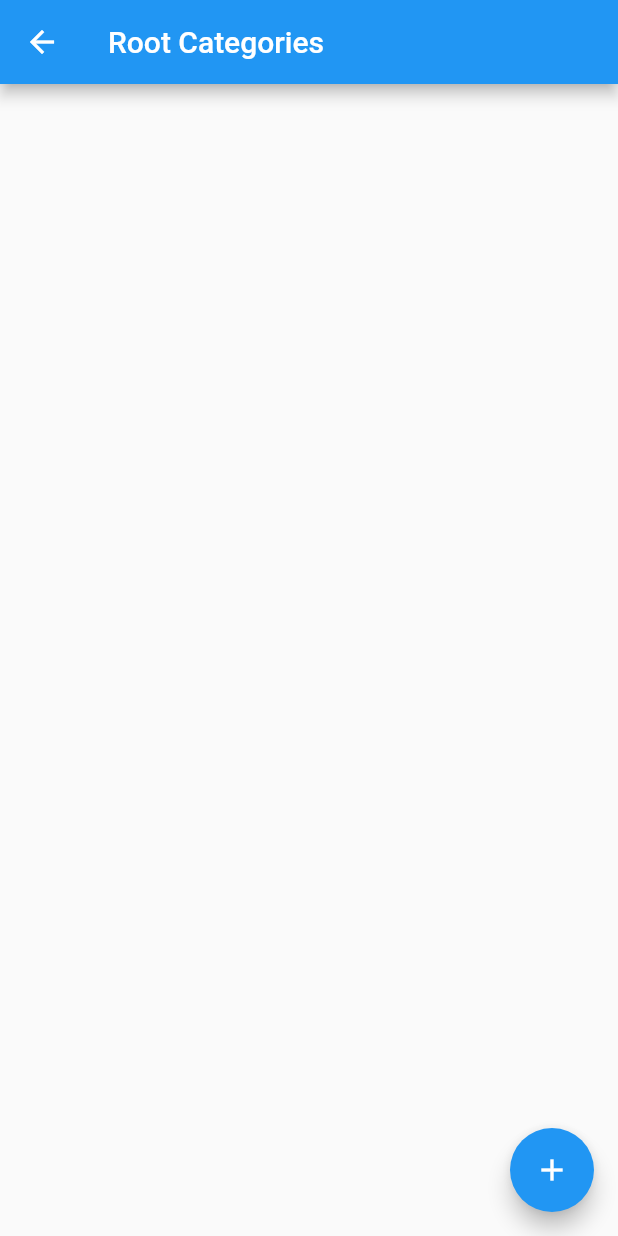
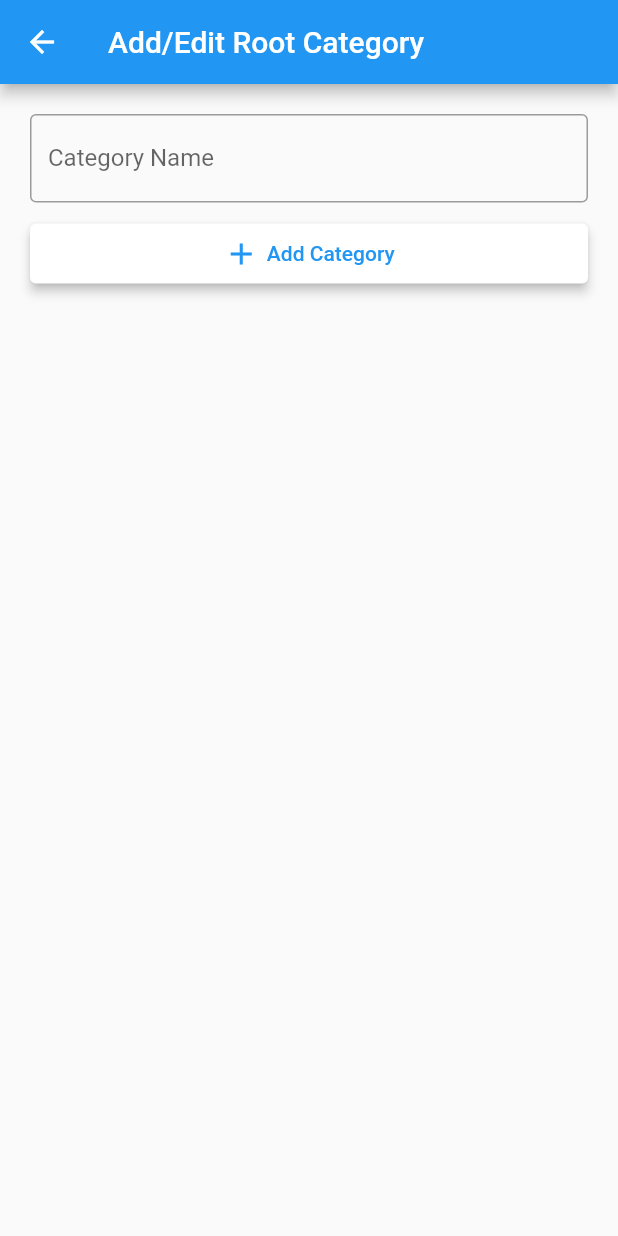
Before and after one commit to rangan-roy/online_shop, a Flutter app: the RootCategoryList screen opened by its route, after a tap on the "add" icon, on a phone screen of 412 x 824 dp. Run offline on Flutter 3.47's test engine with Material 2 defaults, Android fonts, the phone set to English and light mode, and no system bars; our stand-ins replace get.

Commit message:
added AddEditRootCategory page and two widgets

```diff
--- a/lib/main.dart
+++ b/lib/main.dart
@@ -1,5 +1,6 @@
 import 'package:flutter/material.dart';
 import 'package:get/get.dart';
+import 'package:online_shop/pages/category/add_edit_root_category.dart';
 import 'package:online_shop/pages/category/category_home.dart';
 import 'package:online_shop/pages/category/root_category_list.dart';
 import 'package:online_shop/pages/home/home.dart';
@@ -10,6 +11,15 @@ void main() {
 }
 
 class OnlineShop extends StatelessWidget {
+  @override
+  Widget build(BuildContext context) {
+    return GetMaterialApp(
+      debugShowCheckedModeBanner: false,
+      initialRoute: RouteNames.home,
+      getPages: getPages,
+    );
+  }
+
   final List<GetPage> getPages = <GetPage>[
     GetPage(
       name: RouteNames.home,
@@ -23,14 +33,9 @@ class OnlineShop extends StatelessWidget {
       name: RouteNames.rootCategoryList,
       page: () => RootCategoryList(),
     ),
+    GetPage(
+      name: RouteNames.addEditRootCategory,
+      page: () => AddEditRootCategory(),
+    )
   ];
-
-  @override
-  Widget build(BuildContext context) {
-    return GetMaterialApp(
-      debugShowCheckedModeBanner: false,
-      initialRoute: RouteNames.home,
-      getPages: getPages,
-    );
-  }
 }
--- /dev/null
+++ b/lib/pages/category/add_edit_root_category.dart
@@ -0,0 +1,30 @@
+import 'package:flutter/material.dart';
+import 'package:online_shop/styles/paddings.dart';
+import 'package:online_shop/widgets/button.dart';
+import 'package:online_shop/widgets/form_text_field.dart';
+import 'package:online_shop/widgets/vertical_box.dart';
+
+class AddEditRootCategory extends StatelessWidget {
+  @override
+  Widget build(BuildContext context) {
+    return Scaffold(
+      appBar: AppBar(
+        title: Text('Add/Edit Root Category'),
+      ),
+      body: ListView(
+        padding: Paddings.pagePadding,
+        children: <Widget>[
+          FormTextField(
+            label: 'Category Name',
+          ),
+          VerticalBox(10),
+          Button(
+            icon: Icons.add,
+            text: 'Add Category',
+            onPressed: () {},
+          ),
+        ],
+      ),
+    );
+  }
+}
--- a/lib/pages/category/root_category_list.dart
+++ b/lib/pages/category/root_category_list.dart
@@ -1,4 +1,6 @@
 import 'package:flutter/material.dart';
+import 'package:get/get.dart';
+import 'package:online_shop/resources/route_names.dart';
 
 class RootCategoryList extends StatelessWidget {
   @override
@@ -9,7 +11,7 @@ class RootCategoryList extends StatelessWidget {
       ),
       floatingActionButton: FloatingActionButton(
         child: Icon(Icons.add),
-        onPressed: () {},
+        onPressed: () => Get.toNamed(RouteNames.addEditRootCategory),
       ),
     );
   }
--- a/lib/pages/home/home.dart
+++ b/lib/pages/home/home.dart
@@ -15,7 +15,7 @@ class Home extends StatelessWidget {
       body: ListView(
         padding: Paddings.pagePadding,
         children: <Widget>[
-          getHomeButton(
+          getHomeRow(
             icon: Icons.category,
             text: 'Categories',
             routeName: RouteNames.categoryHome,
@@ -25,7 +25,7 @@ class Home extends StatelessWidget {
     );
   }
 
-  Column getHomeButton({IconData icon, String text, String routeName,
+  Column getHomeRow({IconData icon, String text, String routeName,
       bool hasDivider = true}) {
     return Column(
       children: <Widget>[
--- a/lib/resources/route_names.dart
+++ b/lib/resources/route_names.dart
@@ -2,4 +2,5 @@ abstract class RouteNames {
   static final String home = '/';
   static final String categoryHome = '/category-home';
   static final String rootCategoryList = '/root-category-list';
+  static final String addEditRootCategory = '/add-edit-root-category';
 }
--- /dev/null
+++ b/lib/widgets/button.dart
@@ -0,0 +1,34 @@
+import 'package:flutter/material.dart';
+import 'package:online_shop/widgets/horizontal_box.dart';
+
+class Button extends StatelessWidget {
+  final IconData icon;
+  final String text;
+  final void Function() onPressed;
+
+  Button({ this.icon, this.text, this.onPressed });
+
+  @override
+  Widget build(BuildContext context) {
+    return TextButton(
+      style: ButtonStyle(
+        elevation: MaterialStateProperty.all(3),
+        backgroundColor: MaterialStateProperty.all(Colors.white),
+      ),
+      child: Row(
+        mainAxisSize: MainAxisSize.min,
+        children: <Widget>[
+          if(icon != null) Row(
+            mainAxisSize: MainAxisSize.min,
+            children: <Widget>[
+              Icon(icon),
+              HorizontalBox(5),
+            ],
+          ),
+          if(text != null) Text(text),
+        ],
+      ),
+      onPressed: onPressed,
+    );
+  }
+}
--- /dev/null
+++ b/lib/widgets/form_text_field.dart
@@ -0,0 +1,23 @@
+import 'package:flutter/material.dart';
+
+class FormTextField extends StatelessWidget {
+  final String label;
+  final String Function(String) validator;
+  final void Function(String) onChanged;
+  final void Function(String) onSaved;
+
+  FormTextField({ this.label, this.validator, this.onChanged, this.onSaved });
+
+  @override
+  Widget build(BuildContext context) {
+    return TextFormField(
+      decoration: InputDecoration(
+        border: OutlineInputBorder(),
+        labelText: label,
+      ),
+      validator: validator,
+      onChanged: onChanged,
+      onSaved: onSaved,
+    );
+  }
+}
--- a/lib/widgets/vertical_box.dart
+++ b/lib/widgets/vertical_box.dart
@@ -8,7 +8,7 @@ class VerticalBox extends StatelessWidget {
   @override
   Widget build(BuildContext context) {
     return SizedBox(
-      width: height,
+      height: height,
     );
   }
 }
```
